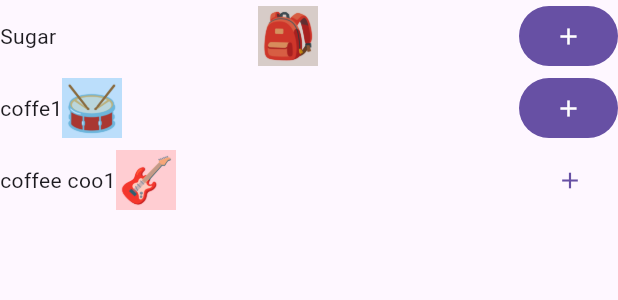
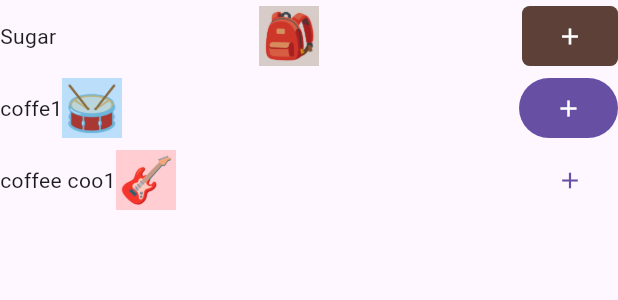
Before and after one commit to vorlasanedev/ninja_basic, a Flutter app: the CoffeePrefs widget shown alone on an empty page, opened directly, on a phone screen of 412 x 824 dp. Shown: the top 300 px of the screen. Run offline on Flutter 3.47's test engine with Material 3 defaults, Android fonts, the light colour scheme and no system bars.

Commit message:
make common_style_text and commond_style_button

```diff
--- a/lib/screens/coffee_prefs.dart
+++ b/lib/screens/coffee_prefs.dart
@@ -1,4 +1,5 @@
 import 'package:flutter/material.dart';
+import 'package:ninja_basic/utils/common_style_button.dart';
 
 class CoffeePrefs extends StatefulWidget {
   const CoffeePrefs({super.key});
@@ -43,7 +44,8 @@ class _CoffeePrefsState extends State<CoffeePrefs> {
 
             /// Button and event
             Expanded(child: SizedBox()),
-            FilledButton(onPressed: increasedSuga, child: Icon(Icons.add)),
+            CommonStyleButton(child: Icon(Icons.add), onPressed: increasedSuga),
+            // FilledButton(onPressed: increasedSuga, child: Icon(Icons.add)),
           ],
         ),
         Row(
--- a/lib/screens/expand_widget.dart
+++ b/lib/screens/expand_widget.dart
@@ -1,5 +1,6 @@
 import 'package:flutter/material.dart';
 import 'package:ninja_basic/screens/coffee_prefs.dart';
+import 'package:ninja_basic/utils/common_style_text.dart';
 
 class ExpandWidget extends StatelessWidget {
   const ExpandWidget({super.key});
@@ -13,7 +14,7 @@ class ExpandWidget extends StatelessWidget {
           Container(
             color: Colors.brown[200],
             padding: EdgeInsets.all(20),
-            child: Text('How i like my coffe...'),
+            child: CommonStyleText(text: 'How i like coffee...'),
           ),
           Container(
             color: Colors.brown[100],
--- /dev/null
+++ b/lib/utils/common_style_button.dart
@@ -0,0 +1,26 @@
+import 'package:flutter/material.dart';
+
+class CommonStyleButton extends StatelessWidget {
+  const CommonStyleButton({
+    super.key,
+    required this.child,
+    required this.onPressed,
+  });
+  final Widget child;
+  final void Function() onPressed;
+  // final Function? onPressed;
+
+  @override
+  Widget build(BuildContext context) {
+    return TextButton(
+      onPressed: onPressed,
+
+      style: TextButton.styleFrom(
+        backgroundColor: Colors.brown[700],
+        foregroundColor: Colors.white,
+        shape: RoundedRectangleBorder(borderRadius: BorderRadius.circular(5)),
+      ),
+      child: child,
+    );
+  }
+}
```
Also changed, not shown: lib/utils/common_style_text.dart (added, +18 -0 lines), 1 other file.
